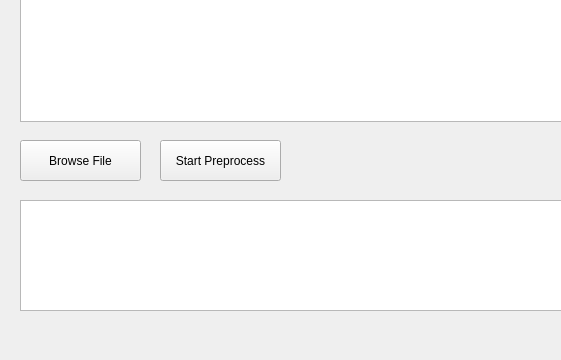
Old version of the form napeca/qt_design_gui.ui in the repository zhounapeuw/NAPE_imaging_analysis; both pictures show x 0 to 561 and y 560 to 920 of the 1049 by 920 pixel window.
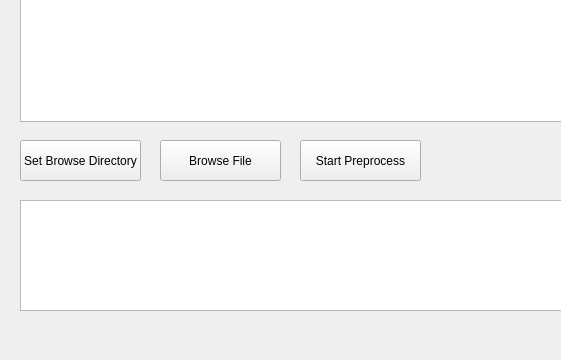
New version of the form. Custom widgets are drawn as their Qt base class.

Commit message:
added button to set initial browse directory
to save time while selecting files if in a different folder from active directory

The edit to the form file:
```diff
--- a/napeca/qt_design_gui.ui
+++ b/napeca/qt_design_gui.ui
@@ -17,7 +17,7 @@
    <widget class="QPushButton" name="button_browse_files">
     <property name="geometry">
      <rect>
-      <x>20</x>
+      <x>160</x>
       <y>700</y>
       <width>121</width>
       <height>41</height>
@@ -40,7 +40,7 @@
    <widget class="QPushButton" name="button_start_preprocess">
     <property name="geometry">
      <rect>
-      <x>160</x>
+      <x>300</x>
       <y>700</y>
       <width>121</width>
       <height>41</height>
@@ -173,6 +173,19 @@
      <string>I need help!</string>
     </property>
    </widget>
+   <widget class="QPushButton" name="button_set_browse_directory">
+    <property name="geometry">
+     <rect>
+      <x>20</x>
+      <y>700</y>
+      <width>121</width>
+      <height>41</height>
+     </rect>
+    </property>
+    <property name="text">
+     <string>Set Browse Directory</string>
+    </property>
+   </widget>
   </widget>
   <widget class="QMenuBar" name="menubar">
    <property name="geometry">
```
The commit also changes 1 other file.
